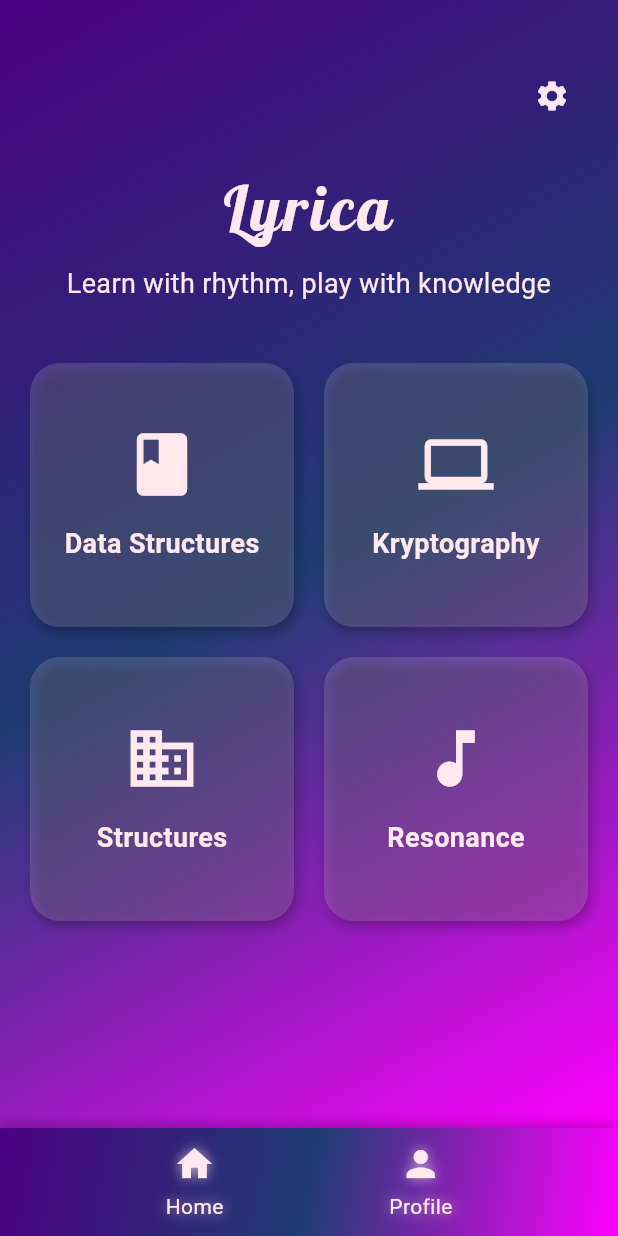
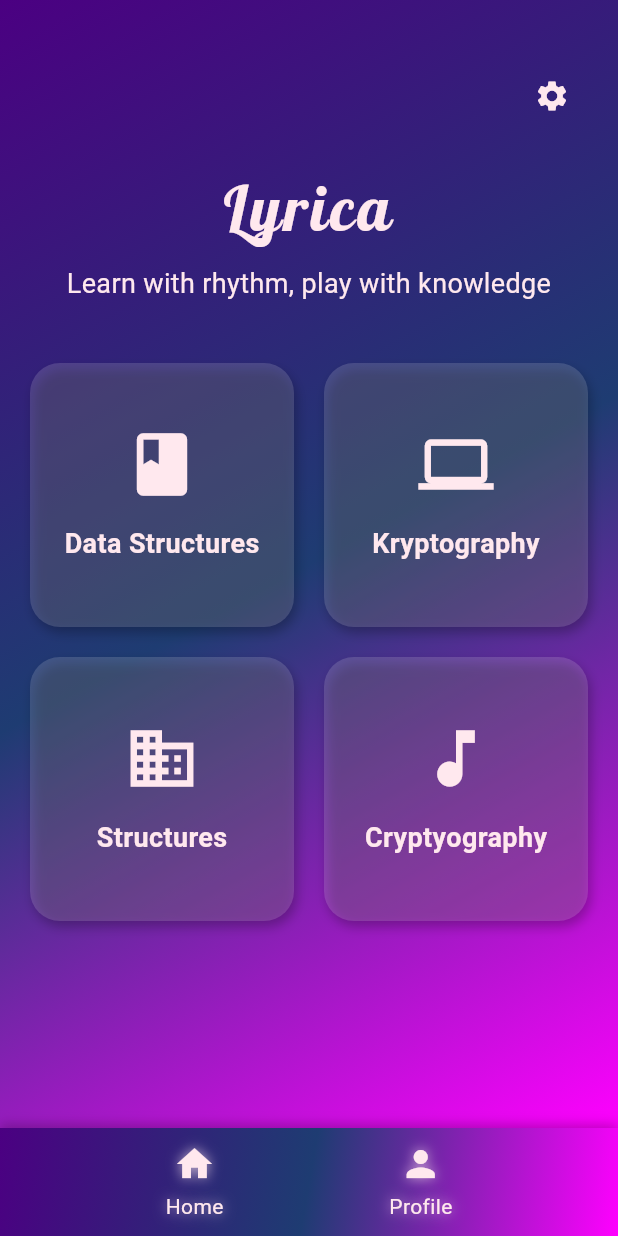
Before and after one commit to AasiyaNaaz/lyrica, a Flutter app: the screen it shows after launch, on a phone screen of 412 x 824 dp. Run offline on Flutter 3.47's test engine with Material 3 defaults, Android fonts, the phone set to English and light mode, and no system bars; our stand-ins replace audioplayers, shared_preferences.

Commit message:
changes a name

```diff
--- a/lib/screens/home.dart
+++ b/lib/screens/home.dart
@@ -2,7 +2,6 @@ import 'package:flutter/material.dart';
 import 'package:lyrica/screens/data_structures_pages/data_Structure_mainPage.dart';
 import 'package:lyrica/screens/structures_pages/structures_main_page.dart';
 import 'package:lyrica/screens/cryptography/CryptographyPage.dart';
-
 
 class HomePage extends StatefulWidget {
   const HomePage({super.key});
@@ -131,7 +130,7 @@ class _HomePageState extends State<HomePage> with TickerProviderStateMixin {
                       Navigator.push(
                         context,
                         MaterialPageRoute(
-                        builder: (context) => const CryptographyPage(),
+                          builder: (context) => const CryptographyPage(),
                         ),
                       );
                     },
@@ -150,7 +149,7 @@ class _HomePageState extends State<HomePage> with TickerProviderStateMixin {
                   _CategoryButton(
                     icon: Icons.music_note,
                     color: Color.fromARGB(255, 255, 232, 238),
-                    label: 'Resonance',
+                    label: 'Cryptyography',
                     onTap: () {},
                   ),
                 ],
```
